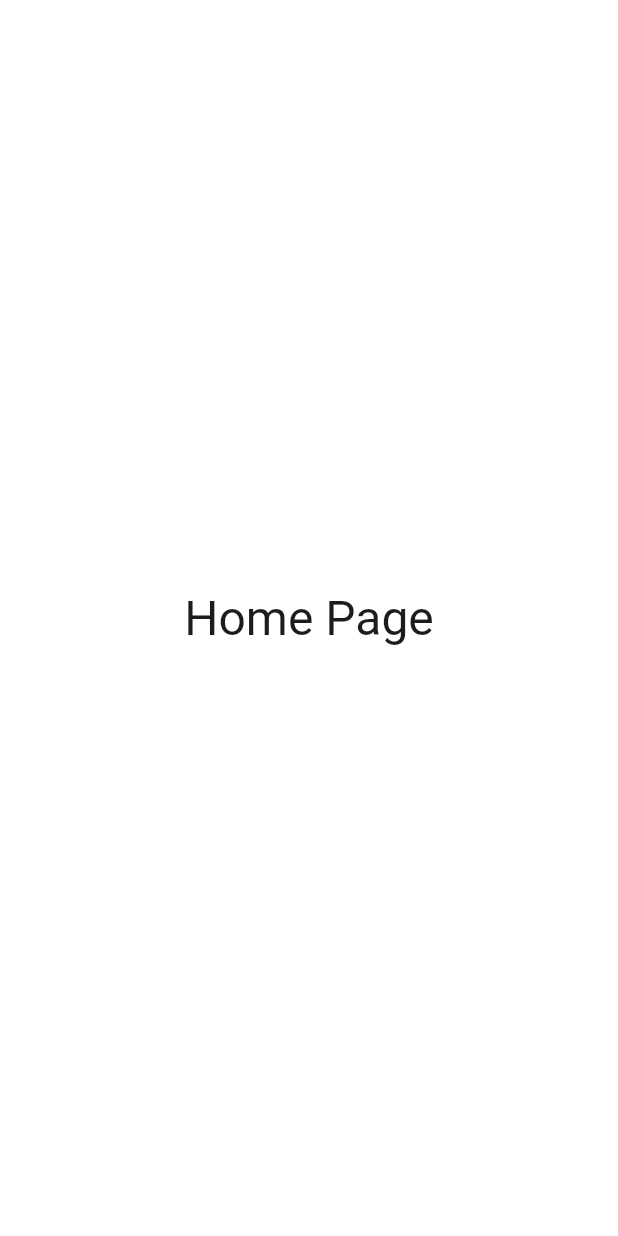
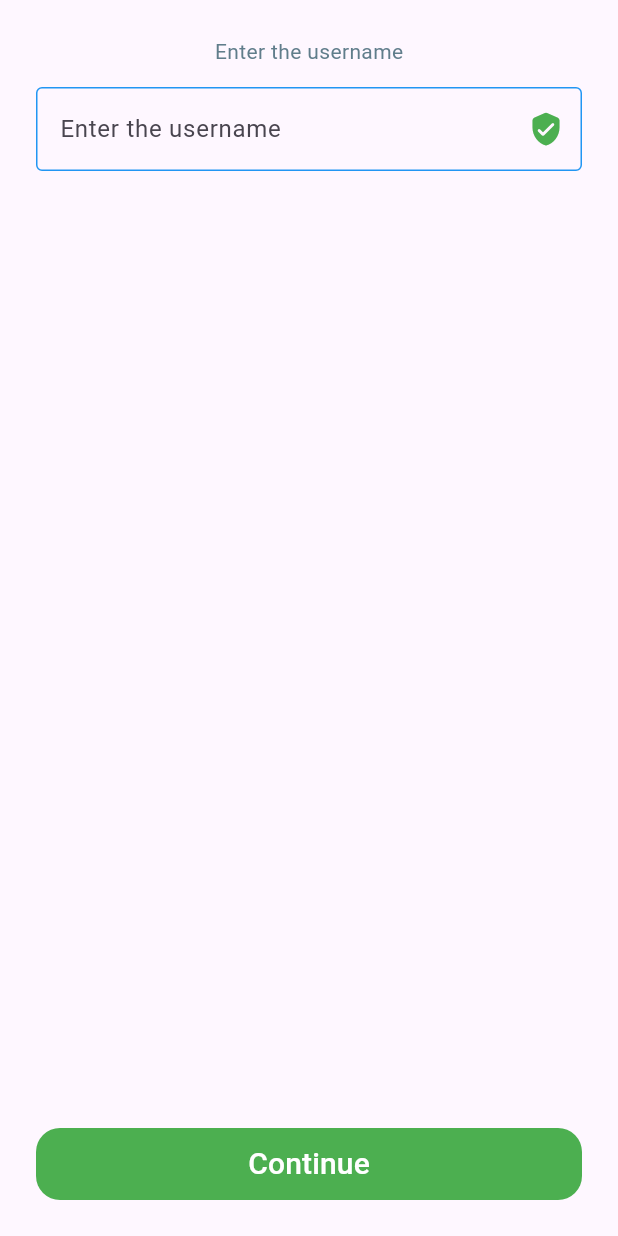
Before and after one commit to zakariem/youtube_clone, a Flutter app: the screen it shows once a user with an empty profile is signed in, on a phone screen of 412 x 824 dp. Run offline on Flutter 3.47's test engine with Material 3 defaults, Android fonts, the phone set to English and light mode, and no system bars; our stand-ins replace cloud_firestore, firebase_auth, firebase_core, flutter_riverpod, google_sign_in; accounts and stored records are empty; generated files the repository leaves out were written again.

Commit message:
Add FlatButton widget and integrate it into Profile page
Created a new `FlatButton` widget in the `lib/cores/widgets` directory to encapsulate reusable button functionality. The `FlatButton` widget includes customizable text, onPressed callback, and color properties. Integrated this new widget into the `Profile` page under `lib/features/auth/pages`, replacing the default button with the custom `FlatButton`. Additionally, updated the `AuthStateHandler` in `lib/main.dart` to navigate to the `Profile` page upon successful authentication.

```diff
--- /dev/null
+++ b/lib/cores/widgets/flat_button.dart
@@ -0,0 +1,35 @@
+import 'package:flutter/material.dart';
+
+class FlatButton extends StatelessWidget {
+  final String text;
+  final VoidCallback onPressed;
+  final Color colour;
+  const FlatButton({
+    Key? key,
+    required this.text,
+    required this.onPressed,
+    required this.colour,
+  }) : super(key: key);
+
+  @override
+  Widget build(BuildContext context) {
+    return Container(
+      decoration: BoxDecoration(
+        color: colour,
+        borderRadius: const BorderRadius.all(
+          Radius.circular(16),
+        ),
+      ),
+      child: TextButton(
+        onPressed: onPressed,
+        child: Text(
+          text,
+          style: const TextStyle(
+            color: Colors.white,
+            fontSize: 20,
+          ),
+        ),
+      ),
+    );
+  }
+}
--- /dev/null
+++ b/lib/features/auth/pages/profile.dart
@@ -0,0 +1,56 @@
+import 'package:flutter/material.dart';
+import 'package:flutter_riverpod/flutter_riverpod.dart';
+import 'package:youtube_clone/cores/widgets/flat_button.dart';
+
+class Profile extends ConsumerWidget {
+  const Profile({super.key});
+
+  @override
+  Widget build(BuildContext context, WidgetRef ref) {
+    return Scaffold(
+      body: SafeArea(
+        child: Padding(
+          padding: const EdgeInsets.all(24),
+          child: Column(
+            children: [
+              const Text(
+                'Enter the username',
+                style: TextStyle(
+                  color: Colors.blueGrey,
+                ),
+              ),
+              const SizedBox(
+                height: 14,
+              ),
+              TextFormField(
+                decoration: const InputDecoration(
+                  hintText: 'Enter the username',
+                  suffixIcon: Icon(Icons.verified_user_rounded),
+                  suffixIconColor: Colors.green,
+                  border: OutlineInputBorder(
+                    borderSide: BorderSide(color: Colors.blue),
+                  ),
+                  enabledBorder: OutlineInputBorder(
+                    borderSide: BorderSide(color: Colors.blue),
+                  ),
+                  focusedBorder: OutlineInputBorder(
+                    borderSide: BorderSide(color: Colors.green),
+                  ),
+                ),
+              ),
+              const Spacer(),
+              SizedBox(
+                width: double.infinity,
+                child: FlatButton(
+                  text: 'Continue',
+                  onPressed: () {},
+                  colour: Colors.green,
+                ),
+              ),
+            ],
+          ),
+        ),
+      ),
+    );
+  }
+}
--- a/lib/main.dart
+++ b/lib/main.dart
@@ -3,6 +3,7 @@ import 'package:firebase_core/firebase_core.dart';
 import 'package:flutter/material.dart';
 import 'package:flutter_riverpod/flutter_riverpod.dart';
 import 'package:youtube_clone/features/auth/pages/login_page.dart';
+import 'package:youtube_clone/features/auth/pages/profile.dart';
 import 'package:youtube_clone/firebase_options.dart';
 import 'package:youtube_clone/home_page.dart';
 
@@ -39,7 +40,7 @@ class AuthStateHandler extends StatelessWidget {
             body: Center(child: CircularProgressIndicator()),
           );
         } else if (snapshot.hasData) {
-          return const HomePage();
+          return const Profile();
         } else {
           return const LoginPage();
         }
```
